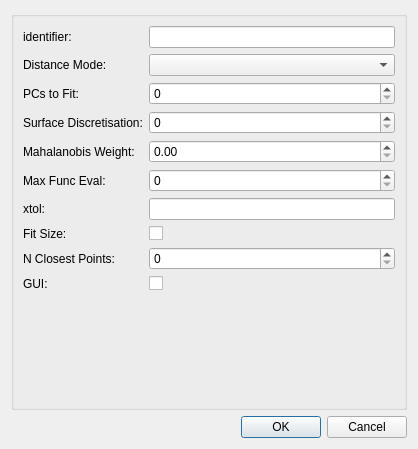
This is fieldworkpcmeshfittingstep/qt/configuredialog.ui in mapclient-plugins/fieldworkpcmeshfittingstep as Qt 5 draws it before an edit. The edited form follows.
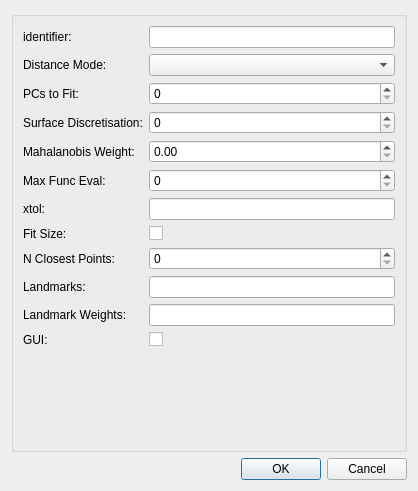
This is the edited form.

Commit message: added optional landmarks to fitting

```diff
--- a/fieldworkpcmeshfittingstep/qt/configuredialog.ui
+++ b/fieldworkpcmeshfittingstep/qt/configuredialog.ui
@@ -7,7 +7,7 @@
     <x>0</x>
     <y>0</y>
     <width>418</width>
-    <height>449</height>
+    <height>491</height>
    </rect>
   </property>
   <property name="windowTitle">
@@ -102,14 +102,14 @@
         </property>
        </widget>
       </item>
-      <item row="10" column="0">
+      <item row="12" column="0">
        <widget class="QLabel" name="label14">
         <property name="text">
          <string>GUI:</string>
         </property>
        </widget>
       </item>
-      <item row="10" column="1">
+      <item row="12" column="1">
        <widget class="QCheckBox" name="checkBoxGUI">
         <property name="text">
          <string/>
@@ -141,6 +141,26 @@
       <item row="7" column="1">
        <widget class="QLineEdit" name="lineEditXTol"/>
       </item>
+      <item row="10" column="1">
+       <widget class="QLineEdit" name="lineEditLandmarks"/>
+      </item>
+      <item row="10" column="0">
+       <widget class="QLabel" name="label">
+        <property name="text">
+         <string>Landmarks:</string>
+        </property>
+       </widget>
+      </item>
+      <item row="11" column="0">
+       <widget class="QLabel" name="label_2">
+        <property name="text">
+         <string>Landmark Weights:</string>
+        </property>
+       </widget>
+      </item>
+      <item row="11" column="1">
+       <widget class="QLineEdit" name="lineEditLandmarkWeights"/>
+      </item>
      </layout>
     </widget>
    </item>
```
The commit also changes 6 other files.
